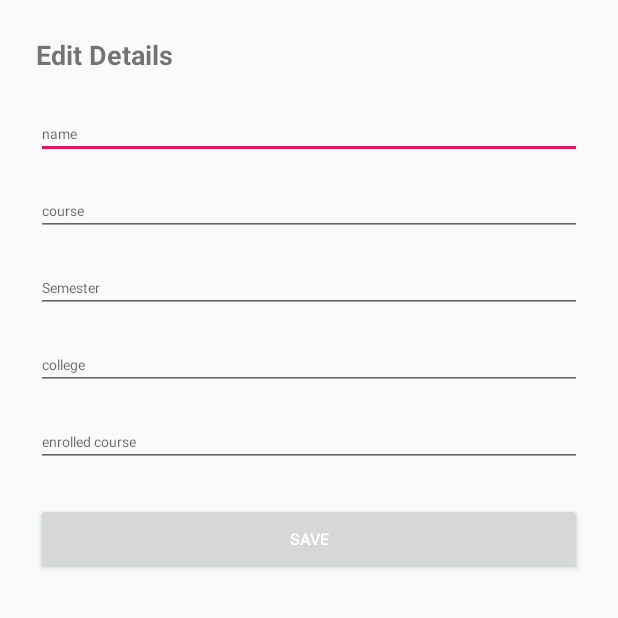
After one commit to faizalsha/EduAssetsApp, an Android app: the ProfileActivity screen opened directly, with no data from a screen before it, on a phone screen of 412 x 824 dp, the top half of it. The commit adds this screen. Run offline under Robolectric (Android 15) with nearby library versions, the phone set to English and light mode, and no system bars; our stand-ins replace Firebase (no records; nobody signed in at launch, a user with empty details on screens opened directly); Roboto replaces fonts that are not available here; 5 statements that could not run were skipped.

Commit message:
edit profile layout and activity created

```diff
--- a/app/src/main/AndroidManifest.xml
+++ b/app/src/main/AndroidManifest.xml
@@ -14,12 +14,13 @@
         android:roundIcon="@mipmap/ic_launcher_round"
         android:supportsRtl="true"
         android:theme="@style/AppTheme">
+        <activity android:name=".ui.activities.ProfileActivity"></activity>
         <activity
             android:name=".NavigationActivity"
+            android:exported="true"
             android:label="@string/title_activity_navigation"
-            android:theme="@style/AppTheme.NoActionBar"
-            android:exported="true"></activity>
-        <activity android:name=".ui.activities.DetailsActivity"></activity>
+            android:theme="@style/AppTheme.NoActionBar" />
+        <activity android:name=".ui.activities.DetailsActivity" />
         <activity android:name=".ui.activities.RegisterActivity" />
         <activity
             android:name=".ui.activities.HomePageActivity"
--- /dev/null
+++ b/app/src/main/java/com/example/krishbhatia/eduassets/ui/activities/ProfileActivity.java
@@ -0,0 +1,95 @@
+package com.example.krishbhatia.eduassets.ui.activities;
+
+import android.support.annotation.NonNull;
+import android.support.v7.app.AppCompatActivity;
+import android.os.Bundle;
+import android.text.TextUtils;
+import android.view.View;
+import android.widget.Button;
+import android.widget.EditText;
+import android.widget.Toast;
+
+import com.example.krishbhatia.eduassets.R;
+import com.google.firebase.auth.FirebaseAuth;
+import com.google.firebase.database.DataSnapshot;
+import com.google.firebase.database.DatabaseError;
+import com.google.firebase.database.DatabaseReference;
+import com.google.firebase.database.FirebaseDatabase;
+import com.google.firebase.database.ValueEventListener;
+
+public class ProfileActivity extends AppCompatActivity {
+
+    private EditText nameEditText;
+    private EditText courseEditText;
+    private EditText semesterEditText;
+    private EditText collegeEditText;
+    private EditText enrolledCourseEditText;
+    private Button saveButton;
+
+    private FirebaseAuth mAuth;
+    private DatabaseReference mDatabaseReference;
+
+    @Override
+    protected void onCreate(Bundle savedInstanceState) {
+        super.onCreate(savedInstanceState);
+        setContentView(R.layout.activity_profile);
+
+        nameEditText = findViewById(R.id.profile_name_edit);
+        courseEditText = findViewById(R.id.profile_course_edit);
+        semesterEditText = findViewById(R.id.profile_semester_edit);
+        collegeEditText = findViewById(R.id.profile_college_edit);
+        enrolledCourseEditText = findViewById(R.id.profile_enrolled_course_edit);
+
+        mAuth = FirebaseAuth.getInstance();
+
+        mDatabaseReference = FirebaseDatabase.getInstance().getReference().child("users").child(mAuth.getUid());
+
+        saveButton = findViewById(R.id.profile_save_button);
+        saveButton.setOnClickListener(new View.OnClickListener() {
+            @Override
+            public void onClick(View v) {
+                String name = nameEditText.getText().toString();
+                String course = courseEditText.getText().toString();
+                String semester = semesterEditText.getText().toString();
+                String college = collegeEditText.getText().toString();
+                String enrolledCourse = enrolledCourseEditText.getText().toString();
+                if (!TextUtils.isEmpty(name) && !TextUtils.isEmpty(course) && !TextUtils.isEmpty(semester)
+                            && !TextUtils.isEmpty(college) && !TextUtils.isEmpty(enrolledCourse)){
+
+                    mDatabaseReference.child("name").setValue(name);
+                    mDatabaseReference.child("course").setValue(course);
+                    mDatabaseReference.child("semester").setValue(semester);
+                    mDatabaseReference.child("college").setValue(college);
+                    mDatabaseReference.child("enrolledCourse").setValue(enrolledCourse);
+
+                } else{
+                    Toast.makeText(ProfileActivity.this, "Fields must not be empty", Toast.LENGTH_SHORT).show();
+                }
+            }
+        });
+
+
+        mDatabaseReference.addValueEventListener(new ValueEventListener() {
+            @Override
+            public void onDataChange(@NonNull DataSnapshot dataSnapshot) {
+                String name = dataSnapshot.child("name").getValue().toString();
+                String course = dataSnapshot.child("course").getValue().toString();
+                String semester = dataSnapshot.child("semester").getValue().toString();
+                String college = dataSnapshot.child("college").getValue().toString();
+                String enrolledCourse = dataSnapshot.child("enrolledCourse").getValue().toString();
+
+                nameEditText.setText(name);
+                courseEditText.setText(course);
+                semesterEditText.setText(semester);
+                collegeEditText.setText(college);
+                enrolledCourseEditText.setText(enrolledCourse);
+            }
+
+            @Override
+            public void onCancelled(@NonNull DatabaseError databaseError) {
+
+            }
+        });
+
+    }
+}
--- /dev/null
+++ b/app/src/main/res/layout/activity_profile.xml
@@ -0,0 +1,112 @@
+<?xml version="1.0" encoding="utf-8"?>
+<android.support.constraint.ConstraintLayout xmlns:android="http://schemas.android.com/apk/res/android"
+    xmlns:app="http://schemas.android.com/apk/res-auto"
+    xmlns:tools="http://schemas.android.com/tools"
+    android:layout_width="match_parent"
+    android:layout_height="match_parent"
+    tools:context=".ui.activities.ProfileActivity">
+
+    <TextView
+        android:id="@+id/profile_text"
+        android:layout_width="wrap_content"
+        android:layout_height="wrap_content"
+        android:layout_marginStart="@dimen/dimen_32dp"
+        android:layout_marginTop="@dimen/dimen_32dp"
+        android:text="@string/edit_details"
+        android:textSize="@dimen/dimen_24sp"
+        android:textStyle="bold"
+        app:layout_constraintStart_toStartOf="parent"
+        app:layout_constraintTop_toTopOf="parent" />
+
+    <EditText
+        android:id="@+id/profile_name_edit"
+        android:layout_width="0dp"
+        android:layout_height="wrap_content"
+        android:layout_marginStart="@dimen/dimen_32dp"
+        android:layout_marginTop="@dimen/dimen_32dp"
+        android:layout_marginEnd="@dimen/dimen_32dp"
+        android:ems="10"
+        android:hint="@string/name"
+        android:inputType="textPersonName"
+        android:textSize="@dimen/dimen_12sp"
+        app:layout_constraintEnd_toEndOf="parent"
+        app:layout_constraintStart_toStartOf="parent"
+        app:layout_constraintTop_toBottomOf="@+id/profile_text" />
+
+    <EditText
+        android:id="@+id/profile_course_edit"
+        android:layout_width="0dp"
+        android:layout_height="wrap_content"
+        android:layout_marginStart="@dimen/dimen_32dp"
+        android:layout_marginTop="@dimen/dimen_24dp"
+        android:layout_marginEnd="@dimen/dimen_32dp"
+        android:ems="10"
+        android:hint="@string/course"
+        android:inputType="textPersonName"
+        android:textSize="@dimen/dimen_12sp"
+        app:layout_constraintEnd_toEndOf="parent"
+        app:layout_constraintStart_toStartOf="parent"
+        app:layout_constraintTop_toBottomOf="@+id/profile_name_edit" />
+
+    <EditText
+        android:id="@+id/profile_semester_edit"
+        android:layout_width="0dp"
+        android:layout_height="wrap_content"
+        android:layout_marginStart="@dimen/dimen_32dp"
+        android:layout_marginTop="@dimen/dimen_24dp"
+        android:layout_marginEnd="@dimen/dimen_32dp"
+        android:ems="10"
+        android:hint="@string/semester"
+        android:inputType="textPersonName"
+        android:textSize="@dimen/dimen_12sp"
+        app:layout_constraintEnd_toEndOf="parent"
+        app:layout_constraintStart_toStartOf="parent"
+        app:layout_constraintTop_toBottomOf="@+id/profile_course_edit" />
+
+    <EditText
+        android:id="@+id/profile_college_edit"
+        android:layout_width="0dp"
+        android:layout_height="wrap_content"
+        android:layout_marginStart="@dimen/dimen_32dp"
+        android:layout_marginTop="@dimen/dimen_24dp"
+        android:layout_marginEnd="@dimen/dimen_32dp"
+        android:ems="10"
+        android:hint="@string/college"
+        android:inputType="textPersonName"
+        android:textSize="@dimen/dimen_12sp"
+        app:layout_constraintEnd_toEndOf="parent"
+        app:layout_constraintHorizontal_bias="0.0"
+        app:layout_constraintStart_toStartOf="parent"
+        app:layout_constraintTop_toBottomOf="@+id/profile_semester_edit" />
+
+    <EditText
+        android:id="@+id/profile_enrolled_course_edit"
+        android:layout_width="0dp"
+        android:layout_height="wrap_content"
+        android:layout_marginStart="@dimen/dimen_32dp"
+        android:layout_marginTop="@dimen/dimen_24dp"
+        android:layout_marginEnd="@dimen/dimen_32dp"
+        android:ems="10"
+        android:hint="@string/enrolled_course"
+        android:inputType="textPersonName"
+        android:textSize="@dimen/dimen_12sp"
+        app:layout_constraintEnd_toEndOf="parent"
+        app:layout_constraintHorizontal_bias="0.0"
+        app:layout_constraintStart_toStartOf="parent"
+        app:layout_constraintTop_toBottomOf="@+id/profile_college_edit" />
+
+    <Button
+        android:id="@+id/profile_save_button"
+        android:layout_width="0dp"
+        android:layout_height="wrap_content"
+        android:layout_marginStart="@dimen/dimen_32dp"
+        android:layout_marginTop="@dimen/dimen_32dp"
+        android:layout_marginEnd="@dimen/dimen_32dp"
+        android:text="Save"
+        android:textColor="@color/white"
+        android:textSize="@dimen/dimen_14sp"
+        app:layout_constraintEnd_toEndOf="parent"
+        app:layout_constraintStart_toStartOf="parent"
+        app:layout_constraintTop_toBottomOf="@+id/profile_enrolled_course_edit" />
+
+</android.support.constraint.ConstraintLayout>
--- a/app/src/main/res/values/strings.xml
+++ b/app/src/main/res/values/strings.xml
@@ -52,5 +52,11 @@
     <string name="menu_tools">Tools</string>
     <string name="menu_share">Share</string>
     <string name="menu_send">Send</string>
+    <string name="semester">Semester</string>
+    <string name="course">course</string>
+    <string name="name">name</string>
+    <string name="edit_details">Edit Details</string>
+    <string name="college">college</string>
+    <string name="enrolled_course">enrolled course</string>
     <!--<string name="default_web_client_id">592629978872-ua2gnpmquvs6bamqop7redls9e4kvufv.apps.googleusercontent.com</string>-->
 </resources>
```
